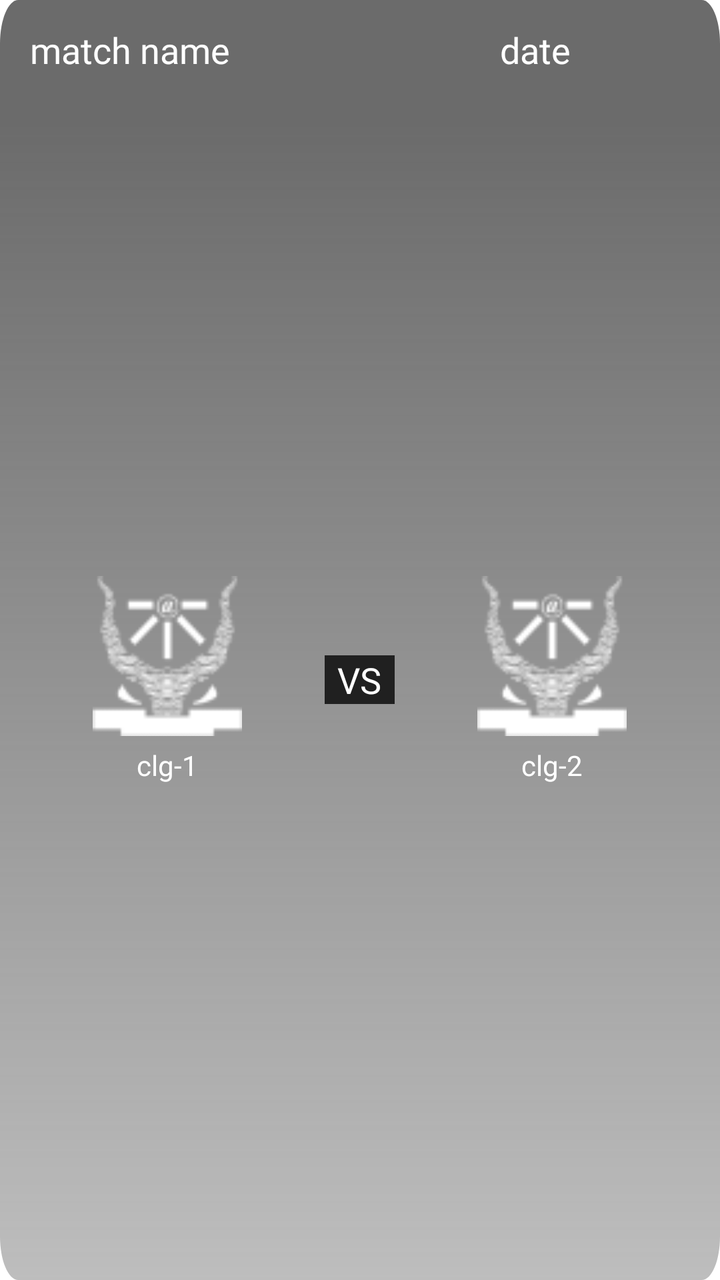
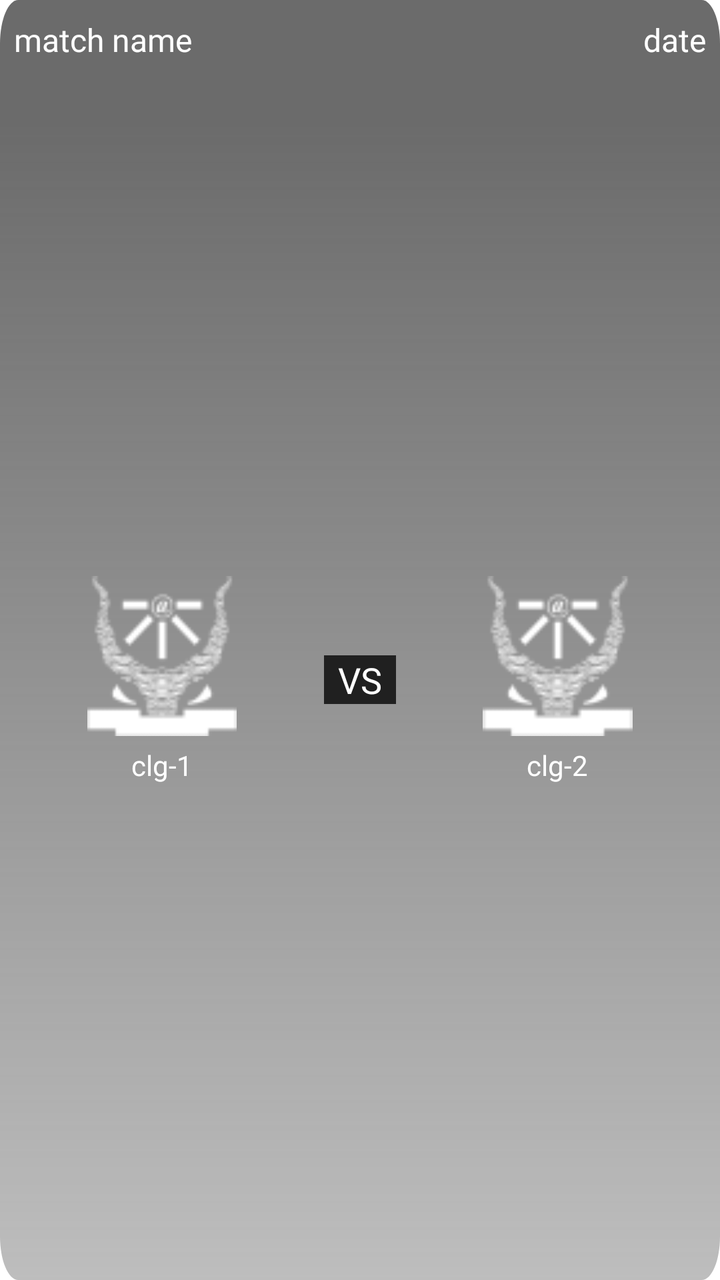

The first picture is an Android layout as it rendered before a commit; the second is the same layout after the commit. The layout source and the unified diff follow.
<!-- AndroidManifest.xml: application theme Theme.NavigationDrawer -->
<!-- res/layout/layout_schedule.xml -->
<?xml version="1.0" encoding="utf-8"?>
<androidx.constraintlayout.widget.ConstraintLayout xmlns:android="http://schemas.android.com/apk/res/android"
    xmlns:app="http://schemas.android.com/apk/res-auto"
    xmlns:tools="http://schemas.android.com/tools"
    android:layout_width="match_parent"
    android:layout_height="200dp"
    android:layout_margin="5dp"
    android:layout_marginVertical="10dp"
    android:background="@drawable/fade3"
    android:padding="5dp">

    <LinearLayout
        android:id="@+id/lay1"
        android:layout_width="match_parent"
        android:layout_height="40dp"
        android:orientation="horizontal"
        android:weightSum="1"
        app:layout_constraintEnd_toEndOf="parent"
        app:layout_constraintStart_toStartOf="parent"
        app:layout_constraintTop_toTopOf="parent">

        <TextView
            android:id="@+id/matchName"
            android:layout_width="0dp"
            android:layout_height="40dp"
            android:layout_gravity="center_vertical"
            android:layout_weight="0.7"
            android:fontFamily="@font/poppins_semibold"
            android:gravity="center_vertical"
            android:hint="match name"
            android:paddingLeft="10dp"
            android:textAllCaps="true"
            android:textColor="#E9E9E9"
            android:textColorHint="@color/white"
            android:textSize="18sp" />

        <TextView
            android:id="@+id/date"
            android:layout_width="0dp"
            android:layout_height="40dp"
            android:layout_gravity="center_vertical"
            android:layout_weight="0.3"
            android:fontFamily="@font/poppins_semibold"
            android:gravity="center_vertical"
            android:hint="date"
            android:textColor="#E9E9E9"
            android:textColorHint="@color/white"
            android:textSize="18sp" />
    </LinearLayout>

    <LinearLayout
        android:id="@+id/linearLayout"
        android:layout_width="match_parent"
        android:layout_height="wrap_content"
        android:orientation="vertical"
        android:visibility="gone"
        tools:layout_editor_absoluteX="5dp"
        tools:layout_editor_absoluteY="5dp">

        <TextView
            android:id="@+id/time"
            android:layout_width="match_parent"
            android:layout_height="wrap_content"
            android:fontFamily="@font/poppins_medium"
            android:gravity="center"
            android:hint="time"
            android:textColor="@color/white"
            android:textColorHint="@color/white"
            android:textSize="16sp" />
    </LinearLayout>

    <LinearLayout
        android:layout_width="match_parent"
        android:layout_height="0dp"
        android:orientation="horizontal"
        android:weightSum="1"
        app:layout_constraintBottom_toBottomOf="parent"
        app:layout_constraintEnd_toEndOf="parent"
        app:layout_constraintStart_toStartOf="parent"
        app:layout_constraintTop_toBottomOf="@id/lay1">

        <LinearLayout
            android:layout_width="0dp"
            android:layout_height="wrap_content"
            android:layout_gravity="center_vertical"
            android:layout_weight="0.45"
            android:orientation="vertical">

            <ImageView
                android:id="@+id/clgImg1"
                android:layout_width="match_parent"
                android:layout_height="80dp"
                android:scaleType="fitCenter"
                android:src="@drawable/iiita" />

            <TextView
                android:id="@+id/clgName1"
                android:layout_width="match_parent"
                android:layout_height="wrap_content"
                android:layout_marginTop="5dp"
                android:fontFamily="@font/poppins_medium"
                android:gravity="center"
                android:hint="clg-1"
                android:textAllCaps="true"
                android:textColor="@color/white"
                android:textColorHint="@color/white" />
        </LinearLayout>

        <TextView
            android:layout_width="0dp"
            android:layout_height="wrap_content"
            android:layout_gravity="center_vertical"
            android:layout_weight="0.1"
            android:background="#202020"
            android:fontFamily="@font/poppins_medium"
            android:gravity="center"
            android:text="VS"
            android:textColor="@color/white"
            android:textSize="18sp" />

        <LinearLayout
            android:layout_width="0dp"
            android:layout_height="wrap_content"
            android:layout_gravity="center_vertical"
            android:layout_weight="0.45"
            android:orientation="vertical">

            <ImageView
                android:id="@+id/clgImg2"
                android:layout_width="match_parent"
                android:layout_height="80dp"
                android:scaleType="fitCenter"
                android:src="@drawable/iiita" />

            <TextView
                android:id="@+id/clgName2"
                android:layout_width="match_parent"
                android:layout_height="wrap_content"
                android:layout_marginTop="5dp"
                android:fontFamily="@font/poppins_medium"
                android:gravity="center"
                android:hint="clg-2"
                android:textAllCaps="true"
                android:textColor="@color/white"
                android:textColorHint="@color/white" />
        </LinearLayout>

    </LinearLayout>
</androidx.constraintlayout.widget.ConstraintLayout>
<!-- resources referenced by this layout -->
<resources>
  <color name="white">#FFFFFFFF</color>
  <!-- drawable fade3 (drawable) -->
  <vector xmlns:android="http://schemas.android.com/apk/res/android"
      xmlns:aapt="http://schemas.android.com/aapt"
      android:width="400dp"
      android:height="293dp"
      android:viewportWidth="393"
      android:viewportHeight="293">
  
      <path android:pathData="M10,0h373c5.523,0 10,4.477 10,10v273c0,5.523 -4.477,10 -10,10h-373c-5.523,0 -10,-4.477 -10,-10v-273c0,-5.523 4.477,-10 10,-10Z">
          <aapt:attr name="android:fillColor">
              <gradient
                  android:endX="197"
                  android:endY="27.9"
                  android:startX="197"
                  android:startY="293"
                  android:type="linear">
                  <item
                      android:color="#665B5B5B"
                      android:offset="0" />
                  <item
                      android:color="#E65B5B5B"
                      android:offset="1" />
              </gradient>
          </aapt:attr>
      </path>
  </vector>
  <!-- drawable iiita: png bitmap (drawable, 3166 bytes) -->
  <style name="Theme.NavigationDrawer" parent="Theme.MaterialComponents.DayNight.NoActionBar">
          
          <item name="colorPrimary">#FFECA1</item>
          
      </style>
</resources>

<!-- the commit's change to res/layout/layout_schedule.xml (unified diff, before → after) -->
@@ -4,15 +4,15 @@
     xmlns:tools="http://schemas.android.com/tools"
     android:layout_width="match_parent"
     android:layout_height="200dp"
-    android:layout_margin="5dp"
+    android:layout_marginHorizontal="1dp"
     android:layout_marginVertical="10dp"
-    android:background="@drawable/fade3"
-    android:padding="5dp">
+    android:background="@drawable/fade3">
 
     <LinearLayout
         android:id="@+id/lay1"
         android:layout_width="match_parent"
         android:layout_height="40dp"
+        android:padding="5dp"
         android:orientation="horizontal"
         android:weightSum="1"
         app:layout_constraintEnd_toEndOf="parent"
@@ -23,16 +23,16 @@
             android:id="@+id/matchName"
             android:layout_width="0dp"
             android:layout_height="40dp"
+            android:paddingHorizontal="2dp"
             android:layout_gravity="center_vertical"
             android:layout_weight="0.7"
             android:fontFamily="@font/poppins_semibold"
-            android:gravity="center_vertical"
+            android:gravity="center_vertical|start"
             android:hint="match name"
-            android:paddingLeft="10dp"
             android:textAllCaps="true"
             android:textColor="#E9E9E9"
             android:textColorHint="@color/white"
-            android:textSize="18sp" />
+            android:textSize="16sp" />
 
         <TextView
             android:id="@+id/date"
@@ -41,11 +41,12 @@
             android:layout_gravity="center_vertical"
             android:layout_weight="0.3"
             android:fontFamily="@font/poppins_semibold"
-            android:gravity="center_vertical"
+            android:paddingHorizontal="2dp"
+            android:gravity="center_vertical|end"
             android:hint="date"
             android:textColor="#E9E9E9"
             android:textColorHint="@color/white"
-            android:textSize="18sp" />
+            android:textSize="16sp" />
     </LinearLayout>
 
     <LinearLayout
